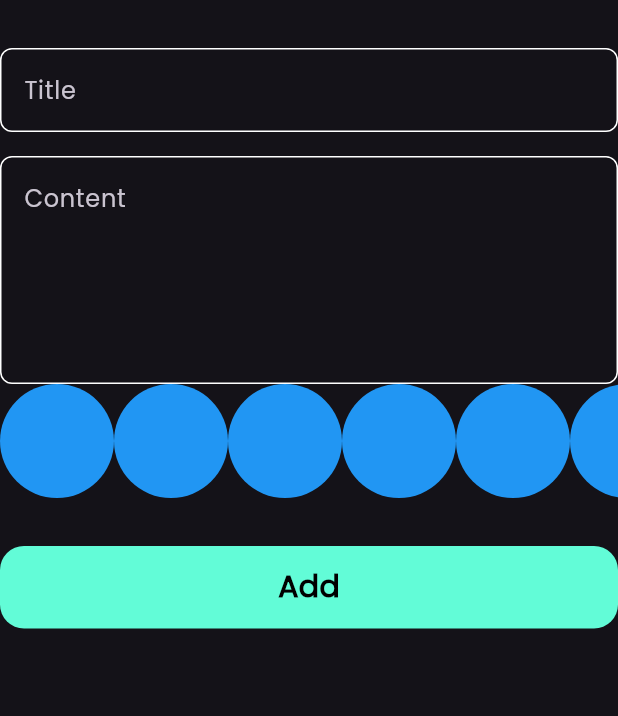
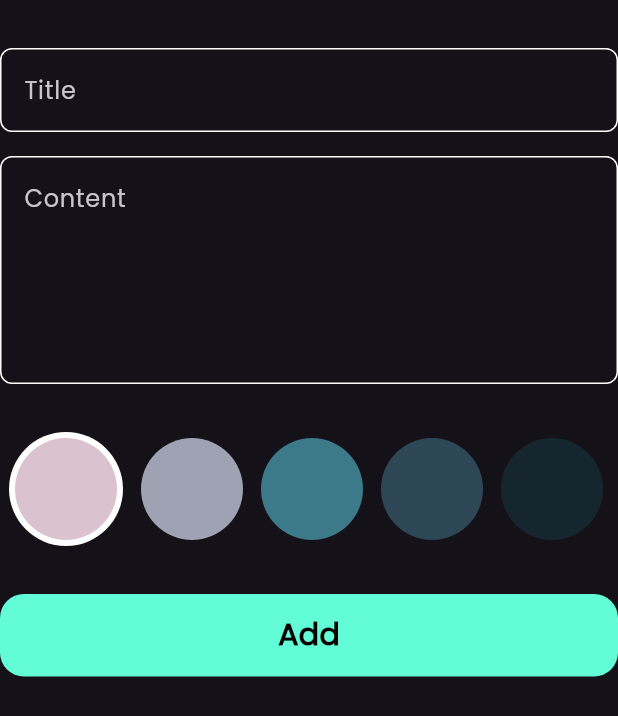
Before and after one commit to ahmedashraf-hub/Notes, a Flutter app: the AddNoteForm widget shown alone on an empty page, opened directly, on a phone screen of 412 x 824 dp. Shown: the top 716 px of the screen. Run offline on Flutter 3.47's test engine with Material 3 defaults, Android fonts, the phone set to English and light mode, and no system bars; our stand-ins replace bloc, flutter_bloc, font_awesome_flutter, hive, hive_flutter; accounts and stored records are empty.

Commit message:
Colors List view part two

```diff
--- a/lib/widgets/add_note_form.dart
+++ b/lib/widgets/add_note_form.dart
@@ -40,7 +40,9 @@ class _AddNoteFormState extends State<AddNoteForm> {
             hint: 'Content',
             maxLines: 5,
           ),
-          const ColorsListView(),
+
+          const SizedBox(height: 32.0),
+          const ColorsListView(isActive: true),
           const SizedBox(height: 32),
           BlocBuilder<AddNoteCubit, AddNoteState>(
             builder: (context, state) {
--- a/lib/widgets/colors_list_view.dart
+++ b/lib/widgets/colors_list_view.dart
@@ -1,26 +1,60 @@
 import 'package:flutter/material.dart';
 
 class ColorItem extends StatelessWidget {
-  const ColorItem({super.key});
+  const ColorItem({super.key, required this.isActive, required this.color});
+
+  final bool isActive;
+  final Color color;
 
   @override
   Widget build(BuildContext context) {
-    return const CircleAvatar(radius: 38, backgroundColor: Colors.blue);
+    return isActive
+        ? CircleAvatar(
+            radius: 38,
+            backgroundColor: Colors.white,
+            child: CircleAvatar(radius: 34, backgroundColor: color),
+          )
+        : CircleAvatar(radius: 34, backgroundColor: color);
   }
 }
 
-class ColorsListView extends StatelessWidget {
-  const ColorsListView({super.key});
+class ColorsListView extends StatefulWidget {
+  const ColorsListView({super.key, required bool isActive});
 
+  @override
+  State<ColorsListView> createState() => _ColorsListViewState();
+}
+
+class _ColorsListViewState extends State<ColorsListView> {
+  int currentIndex = 0;
+  List<Color> colors = const [
+    Color(0XFFDBC2CF),
+    Color(0XFF9FA2B2),
+    Color(0XFF3C7A89),
+    Color(0XFF2E4756),
+    Color(0XFF16262E),
+  ];
   @override
   Widget build(BuildContext context) {
     return SizedBox(
       height: 38 * 2,
       child: ListView.builder(
-        itemCount: 10,
+        itemCount: colors.length,
         scrollDirection: Axis.horizontal,
         itemBuilder: (context, index) {
-          return const ColorItem();
+          return Padding(
+            padding: const EdgeInsets.symmetric(horizontal: 6.0),
+            child: GestureDetector(
+              onTap: () {
+                currentIndex = index;
+                setState(() {});
+              },
+              child: ColorItem(
+                color: colors[index],
+                isActive: currentIndex == index,
+              ),
+            ),
+          );
         },
       ),
     );
```
